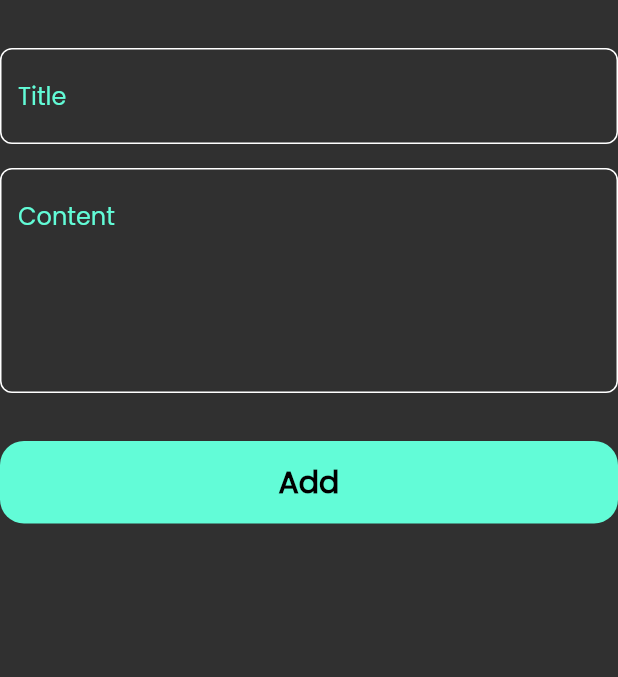
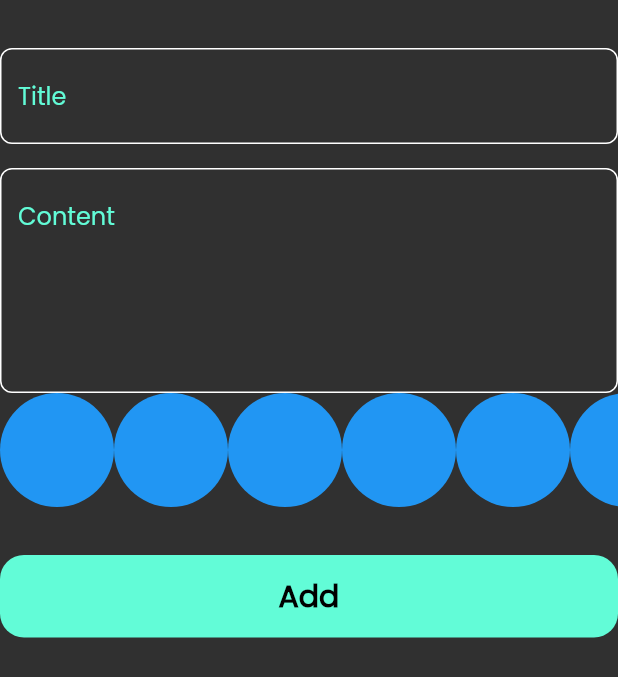
Before and after one commit to radwa-eng/notes_app, a Flutter app: the AddNoteForm widget shown alone on an empty page, opened directly, on a phone screen of 412 x 824 dp. Shown: the top 677 px of the screen. Run offline on Flutter 3.47's test engine with Material 2 defaults, Android fonts, the phone set to English and light mode, and no system bars; our stand-ins replace bloc, flutter_bloc, hive, hive_flutter; accounts and stored records are empty.

Commit message:
create colors list view part 1

```diff
--- /dev/null
+++ b/lib/views/colors_listview.dart
@@ -0,0 +1,30 @@
+import 'package:flutter/material.dart';
+
+class ColorItem extends StatelessWidget {
+  const ColorItem({super.key});
+
+  @override
+  Widget build(BuildContext context) {
+    return const CircleAvatar(
+      backgroundColor: Colors.blue,
+      radius: 38,
+    );
+  }
+}
+
+class ColorsListView extends StatelessWidget {
+  const ColorsListView({super.key});
+
+  @override
+  Widget build(BuildContext context) {
+    return SizedBox(
+      height: 38 * 2,
+      child: ListView.builder(
+          scrollDirection: Axis.horizontal,
+          itemCount: 10,
+          itemBuilder: (context, index) {
+            return const ColorItem();
+          }),
+    );
+  }
+}
--- a/lib/views/widgets/add_note_form.dart
+++ b/lib/views/widgets/add_note_form.dart
@@ -3,6 +3,7 @@ import 'package:flutter_bloc/flutter_bloc.dart';
 import 'package:intl/intl.dart';
 import 'package:noteapp/cubits/add_note_cubit/cubit/add_note_cubit.dart';
 import 'package:noteapp/models/note_model.dart';
+import 'package:noteapp/views/colors_listview.dart';
 import 'package:noteapp/views/custome_buttom_sheet.dart';
 import 'package:noteapp/views/custome_text_feild.dart';
 
@@ -44,6 +45,7 @@ class _AddNoteFormState extends State<AddNoteForm> {
           hint: 'Content',
           maxline: 5,
         ),
+        const ColorsListView(),
         const SizedBox(
           height: 32,
         ),
```
